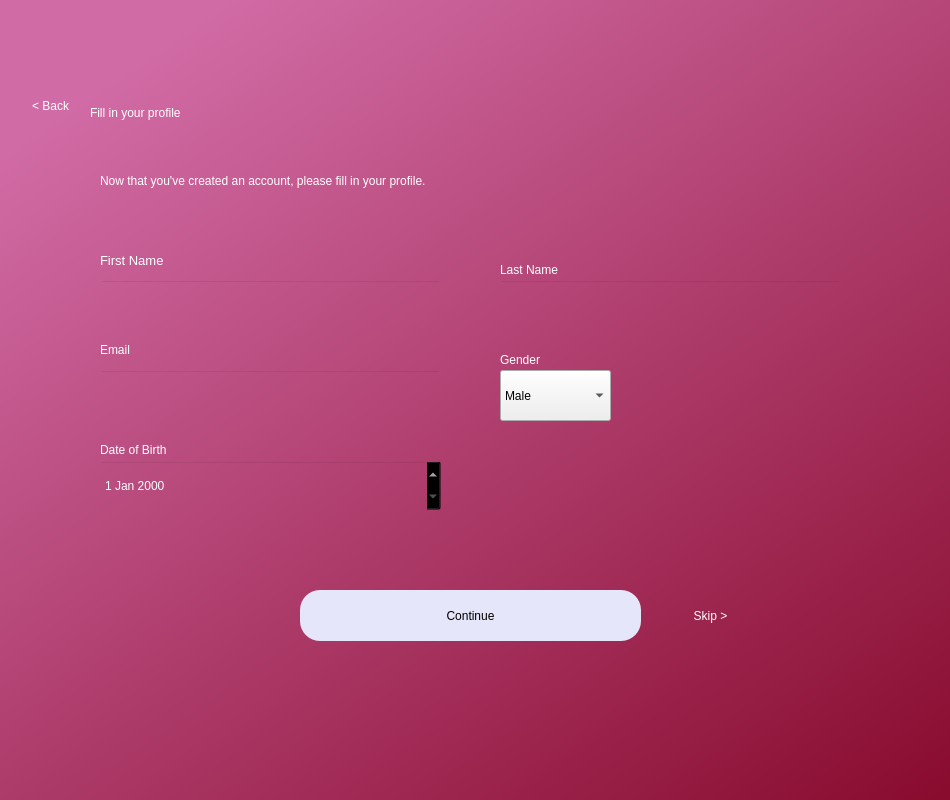
The window that fillprofile.ui (AnshulS853/Coursework-Improved) describes before a commit, drawn with Qt 5.
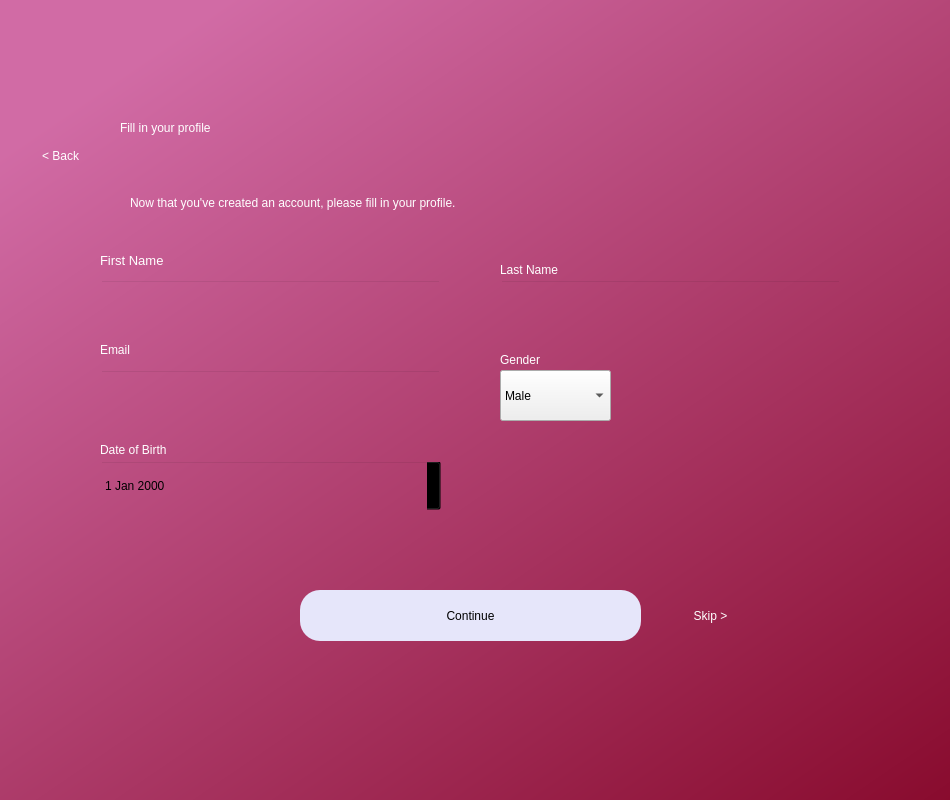
The same window after the commit.

```diff
--- a/fillprofile.ui
+++ b/fillprofile.ui
@@ -41,10 +41,10 @@
    <widget class="QLabel" name="label">
     <property name="geometry">
      <rect>
-      <x>90</x>
+      <x>120</x>
       <y>70</y>
-      <width>618</width>
-      <height>85</height>
+      <width>737</width>
+      <height>116</height>
      </rect>
     </property>
     <property name="styleSheet">
@@ -57,10 +57,10 @@
    <widget class="QLabel" name="filltoast">
     <property name="geometry">
      <rect>
-      <x>100</x>
-      <y>160</y>
-      <width>491</width>
-      <height>41</height>
+      <x>130</x>
+      <y>190</y>
+      <width>582</width>
+      <height>25</height>
      </rect>
     </property>
     <property name="styleSheet">
@@ -220,8 +220,7 @@
     </property>
     <property name="styleSheet">
      <string notr="true">background-color:rgba(0,0,0,0);
-font: 12pt &quot;MS Shell Dlg 2&quot;;
-color:rgb(255, 255, 255)</string>
+font: 12pt &quot;MS Shell Dlg 2&quot;;</string>
     </property>
    </widget>
    <widget class="QLabel" name="label_6">
@@ -331,8 +330,8 @@
    <widget class="QPushButton" name="goback">
     <property name="geometry">
      <rect>
-      <x>10</x>
-      <y>60</y>
+      <x>20</x>
+      <y>110</y>
       <width>81</width>
       <height>91</height>
      </rect>
```
